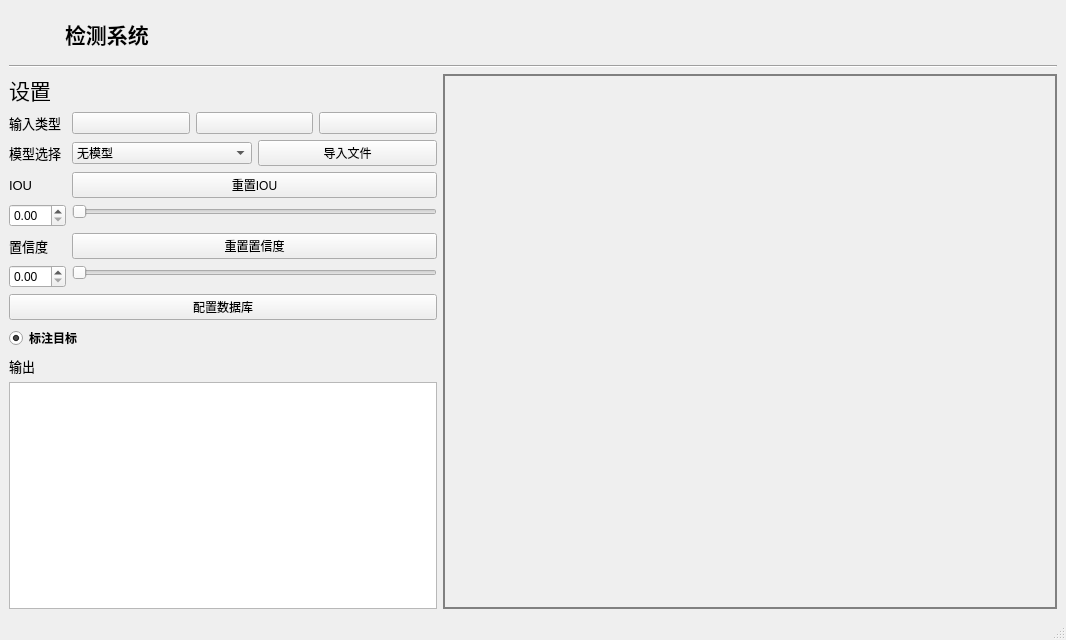
Before: the Qt Designer form ui/main_window.ui in caiqiao13/CDDSystem, drawn with Qt 5.
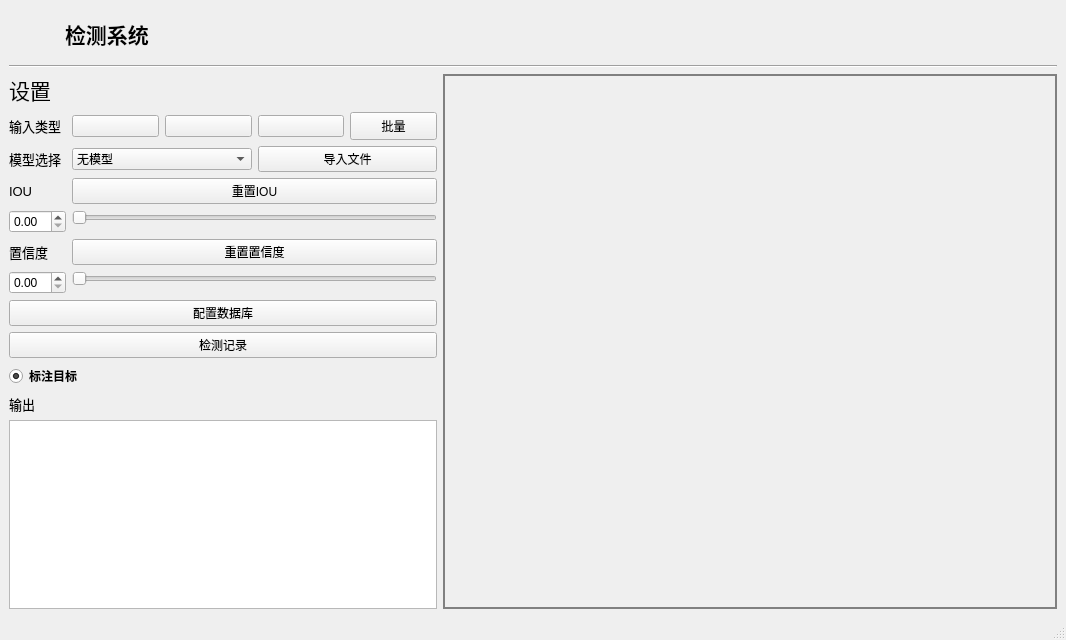
After: the same form once the commit is applied. Icons and pictures are not drawn.

```diff
--- a/ui/main_window.ui
+++ b/ui/main_window.ui
@@ -194,6 +194,22 @@
               </property>
              </widget>
             </item>
+            <item>
+             <widget class="QPushButton" name="batch_folder_button">
+              <property name="minimumSize">
+               <size>
+                <width>56</width>
+                <height>28</height>
+               </size>
+              </property>
+              <property name="toolTip">
+               <string>批量检测文件夹内图片</string>
+              </property>
+              <property name="text">
+               <string>批量</string>
+              </property>
+             </widget>
+            </item>
            </layout>
           </item>
           <item row="1" column="0">
@@ -329,6 +345,13 @@
             </property>
            </widget>
           </item>
+          <item row="7" column="0" colspan="2">
+           <widget class="QPushButton" name="history_records_button">
+            <property name="text">
+             <string>检测记录</string>
+            </property>
+           </widget>
+          </item>
          </layout>
         </item>
         <item>
```
